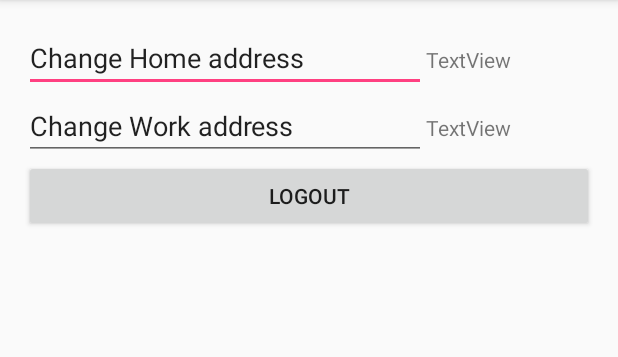
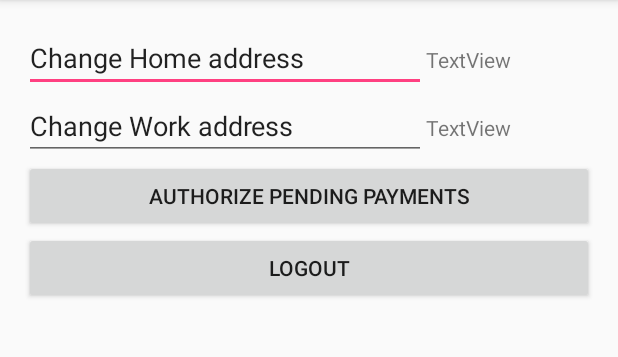
Before and after one commit to cherriewang/cs310-parkhere, an Android app: the SettingsActivity screen opened directly, with no data from a screen before it, on a phone screen of 412 x 824 dp, the part 84-441 px from its top. Run offline under Robolectric (Android 15) with nearby library versions, the phone set to English and light mode, and no system bars; our stand-ins replace Firebase (no records; nobody signed in at launch, a user with empty details on screens opened directly).

Commit message:
adds option in setting where user can authorize payment, this is incomplete at the moment

```diff
--- a/ParkHere/app/src/main/java/itp341/wang/cherrie/parkhere/SettingsActivity.java
+++ b/ParkHere/app/src/main/java/itp341/wang/cherrie/parkhere/SettingsActivity.java
@@ -9,10 +9,14 @@ import android.widget.Button;
 import android.widget.EditText;
 import android.widget.TextView;
 
+import com.google.firebase.database.DatabaseReference;
+import com.google.firebase.database.FirebaseDatabase;
+
 import org.w3c.dom.Text;
 
 public class SettingsActivity extends AppCompatActivity {
     private Button logoutButton;
+    private Button authorizeButton;
     private TextView savedHome;
     private TextView savedWork;
     private EditText homeEditText;
@@ -24,6 +28,7 @@ public class SettingsActivity extends AppCompatActivity {
         setContentView(R.layout.activity_settings);
 
         logoutButton = (Button) findViewById(R.id.buttonLogout);
+        authorizeButton = (Button) findViewById(R.id.buttonAuthorize);
         savedHome = (TextView) findViewById(R.id.textViewHome);
         savedWork = (TextView) findViewById(R.id.textViewWork);
         homeEditText = (EditText) findViewById(R.id.editTextHome);
@@ -43,6 +48,20 @@ public class SettingsActivity extends AppCompatActivity {
                 finish();
             }
         });
+
+        // ALLOW PAYMENTS TO HAPPEN LISTENER
+        authorizeButton.setOnClickListener(new View.OnClickListener(){
+            @Override
+            //On click function
+            public void onClick(View view) {
+                FirebaseDatabase database = FirebaseDatabase.getInstance();
+                DatabaseReference ref = database.getReference("transaction-tracker");
+
+                // finds the card object associated with my user email
+                // myCard = that card
+                // myCard.setApproved(true);
+            }
+        });
     }
 
 }
--- a/ParkHere/app/src/main/res/layout/activity_settings.xml
+++ b/ParkHere/app/src/main/res/layout/activity_settings.xml
@@ -58,7 +58,11 @@
                 android:id="@+id/textViewWork"
                 android:layout_weight="1" />
         </LinearLayout>
-
+        <Button
+            android:text="Authorize Pending Payments"
+            android:layout_width="match_parent"
+            android:layout_height="wrap_content"
+            android:id="@+id/buttonAuthorize" />
         <Button
             android:text="Logout"
             android:layout_width="match_parent"
```
Also changed, not shown: ParkHere/app/src/main/java/itp341/wang/cherrie/parkhere/model/Card.java (+9 -0 lines).
